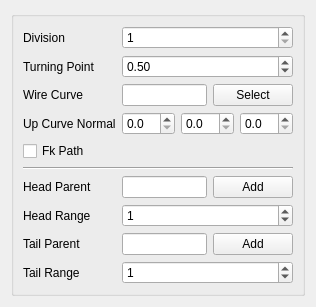
Above: scripts/domino/assembler/component/wire_01/settings_ui.ui from chowooseoung/domino before the change. Below: the same form after it.
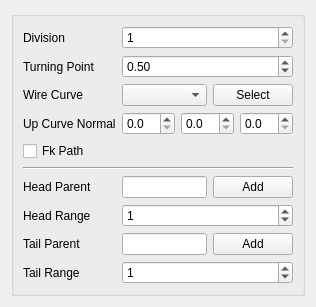
That is the form after the change.

Commit message:
curve data 추가방식 변경에 따른 코드수정.
172761fe3c77d7a8a97a5516c7c7422ea261531f

```diff
--- a/scripts/domino/assembler/component/wire_01/settings_ui.ui
+++ b/scripts/domino/assembler/component/wire_01/settings_ui.ui
@@ -50,13 +50,6 @@
         </property>
        </widget>
       </item>
-      <item row="3" column="1" colspan="2">
-       <widget class="QLineEdit" name="wire_curve_lineEdit">
-        <property name="readOnly">
-         <bool>true</bool>
-        </property>
-       </widget>
-      </item>
       <item row="0" column="0">
        <widget class="QLabel" name="label_6">
         <property name="text">
@@ -222,6 +215,9 @@
         </property>
        </widget>
       </item>
+      <item row="3" column="1" colspan="2">
+       <widget class="QComboBox" name="curve_comboBox"/>
+      </item>
      </layout>
     </widget>
    </item>
```
The commit also changes 2 other files.
